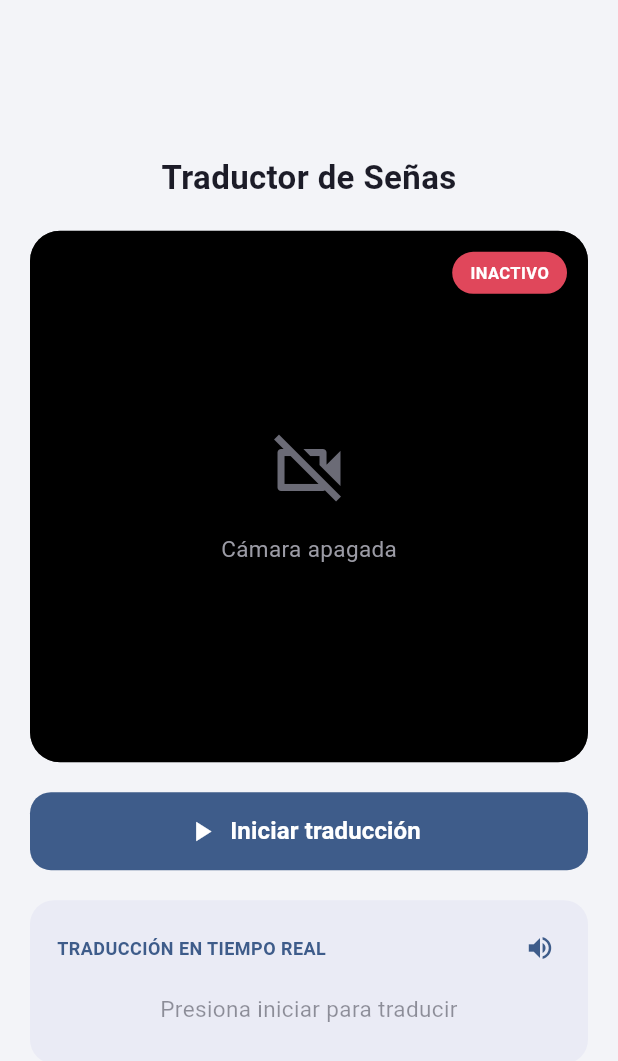
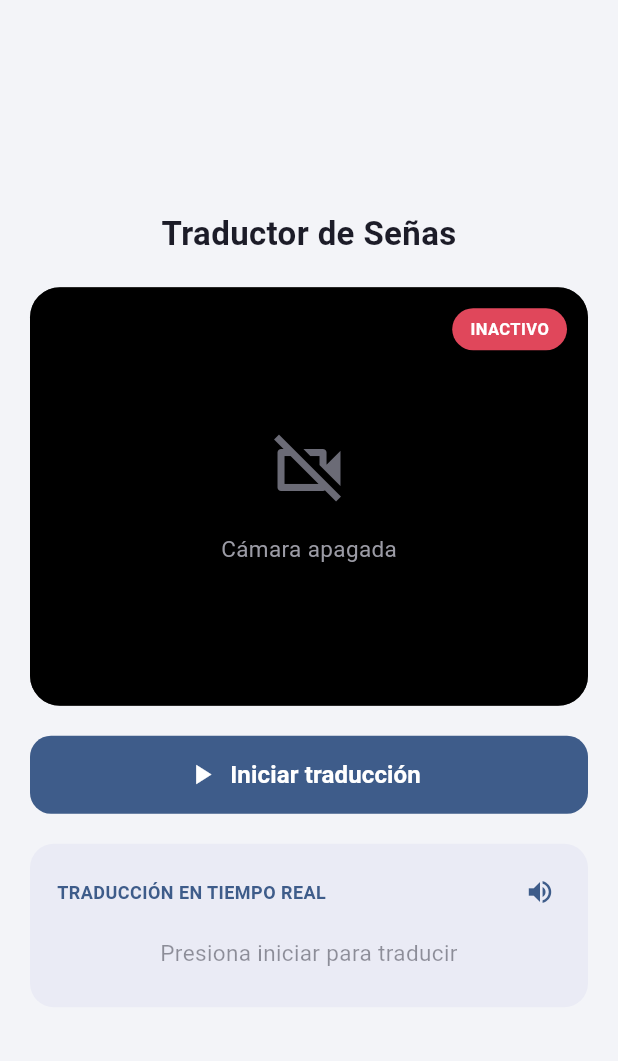
Before and after one commit to jeissonUTM/proyectoUI, a Flutter app: the screen it shows after launch, after a tap on "Permitir acceso", on a phone screen of 412 x 824 dp. Shown: the top 1061 px of the screen. Run offline on Flutter 3.47's test engine with Material 3 defaults, Android fonts, the phone set to English and light mode, and no system bars; our stand-ins replace camera, flutter_tts.

Commit message:
Corregir TypeError en HandLandmarker y otros ajustes

```diff
--- a/traductor_senas/lib/main.dart
+++ b/traductor_senas/lib/main.dart
@@ -403,7 +403,7 @@ class _TraductorScreenState extends State<TraductorScreen> {
 
   void _enviarFrameAlServidor(CameraImage frame) {
     final ahora = DateTime.now().millisecondsSinceEpoch;
-    if (!_traduciendo || !_isConnected || _enviandoFrame || ahora - _ultimoFrameMs < 250) {
+    if (!_traduciendo || !_isConnected || _enviandoFrame || ahora - _ultimoFrameMs < 100) { // Reducido de 250ms a 100ms
       return;
     }
     _enviandoFrame = true;
@@ -539,19 +539,40 @@ class _CameraPreview extends StatelessWidget {
 
   @override
   Widget build(BuildContext context) {
-    return AspectRatio(
-      aspectRatio: 1.05,
+    // Este contenedor define el área donde se mostrará la cámara.
+    // El FittedBox dentro se encargará de escalar el CameraPreview
+    // para que llene este espacio sin deformarse.
+    return Container(
+      // Forzamos una relación de aspecto 4:3, común en vistas de cámara.
+      // Puedes ajustarlo a 16/9 si prefieres una vista más panorámica.
+      constraints: const BoxConstraints(maxHeight: 480),
       child: Container(
         decoration: BoxDecoration(
           color: Colors.black,
           borderRadius: BorderRadius.circular(20),
         ),
-        child: ClipRRect(
-          borderRadius: BorderRadius.circular(20),
+        child: AspectRatio(
+          aspectRatio: 4 / 3,
+          child: ClipRRect(
+            borderRadius: BorderRadius.circular(20),
           child: Stack(
             children: [
-              if (activo && controller != null && controller!.value.isInitialized)
-                CameraPreview(controller!),
+              if (activo &&
+                  controller != null &&
+                  controller!.value.isInitialized)
+                // FittedBox es la clave: escala el CameraPreview para que
+                // cubra el área del AspectRatio, recortando lo que sobre.
+                // Esto funciona tanto en vertical como en horizontal.
+                SizedBox.expand(
+                  child: FittedBox(
+                    fit: BoxFit.cover,
+                    child: SizedBox(
+                      width: controller!.value.previewSize!.height,
+                      height: controller!.value.previewSize!.width,
+                      child: CameraPreview(controller!),
+                    ),
+                  ),
+                ),
               if (!activo || controller == null || !controller!.value.isInitialized)
                 Container(
                   color: Colors.black.withOpacity(0.6),
@@ -633,6 +654,7 @@ class _CameraPreview extends StatelessWidget {
               ),
             ],
           ),
+        ),
         ),
       ),
     );
```
